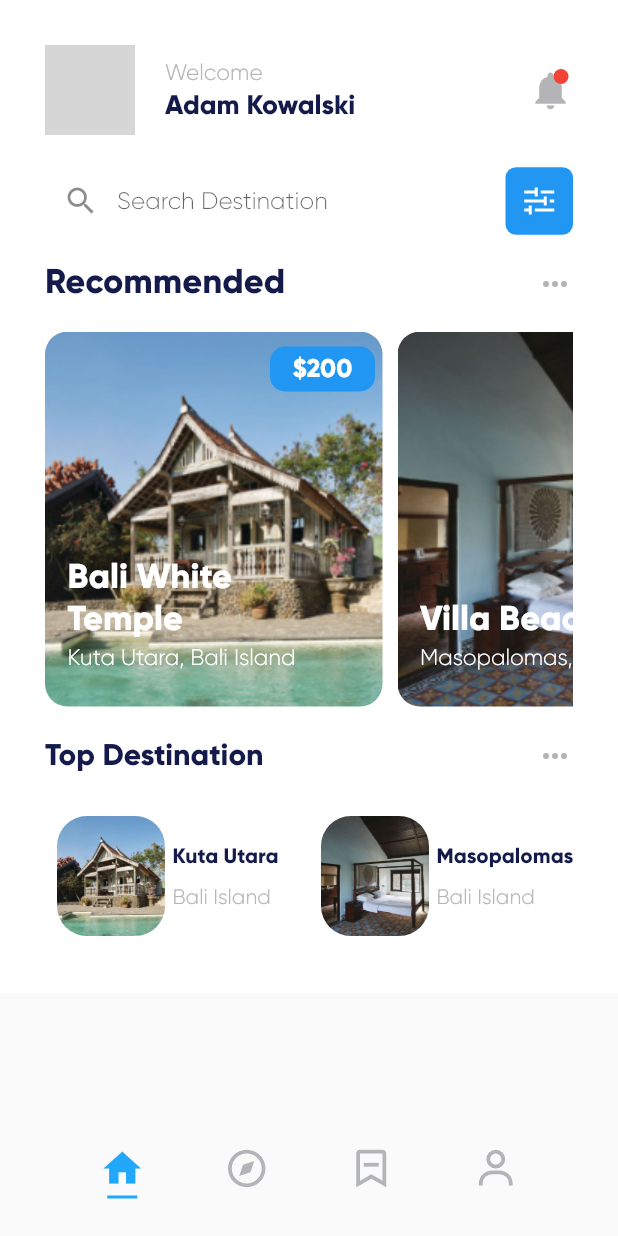
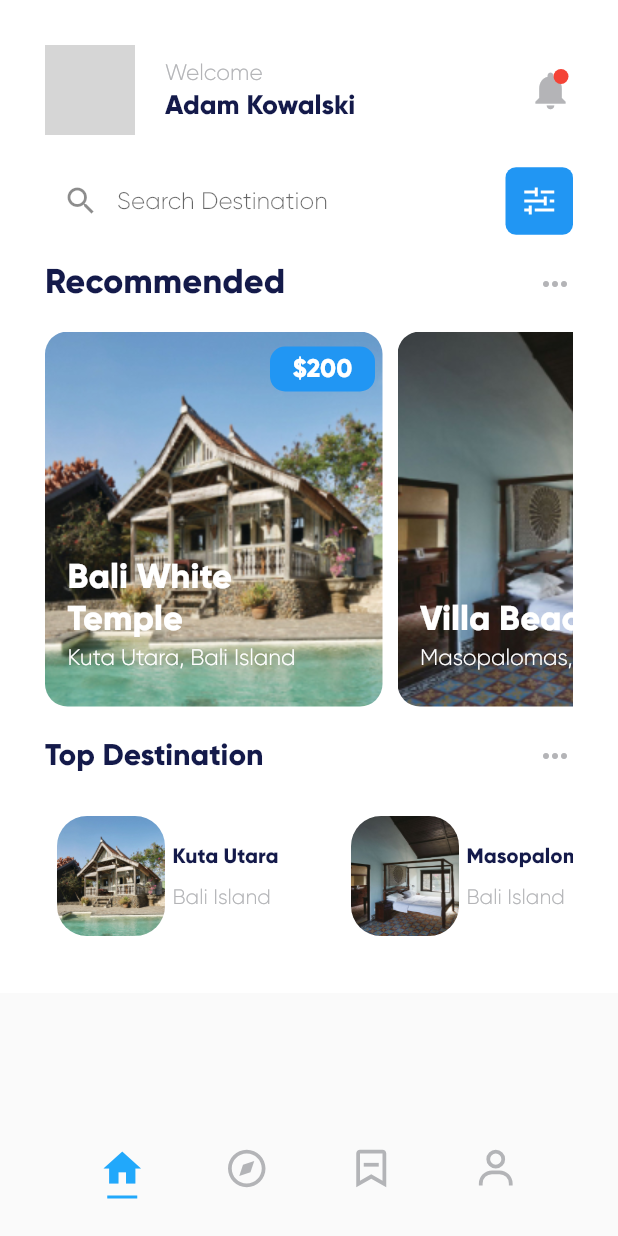
Before and after one commit to quqlock/UI-Design-for-toursim-app, a Flutter app: the screen it shows after launch, on a phone screen of 412 x 824 dp. Run offline on Flutter 3.47's test engine with Material 2 defaults, Android fonts, the light colour scheme and no system bars; our stand-ins replace flutter_boxicons; network calls fail; grey boxes are pictures that could not be loaded.

Commit message:
Title widget changed

```diff
--- a/lib/screens/main_screen.dart
+++ b/lib/screens/main_screen.dart
@@ -79,7 +79,7 @@ class MainScreen extends StatelessWidget {
                   },
                   child: Container(
                     height: 80,
-                    width: 160,
+                    width: 180,
                     child: Row(
                       children: [
                         ClipRRect(
```
